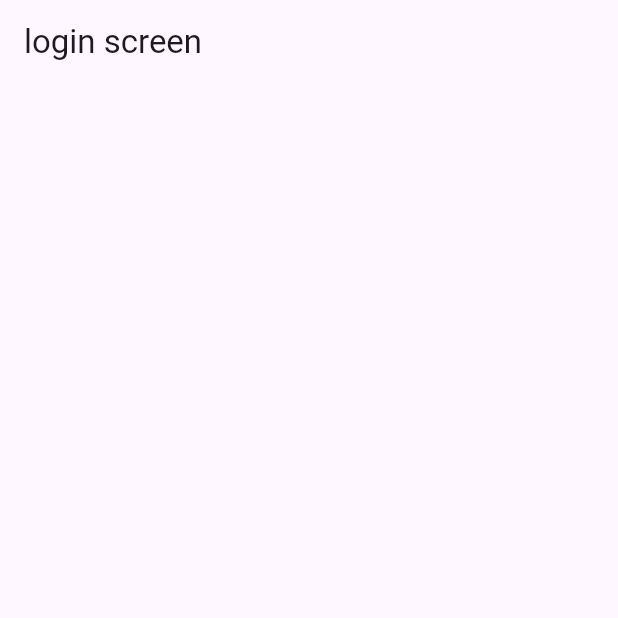
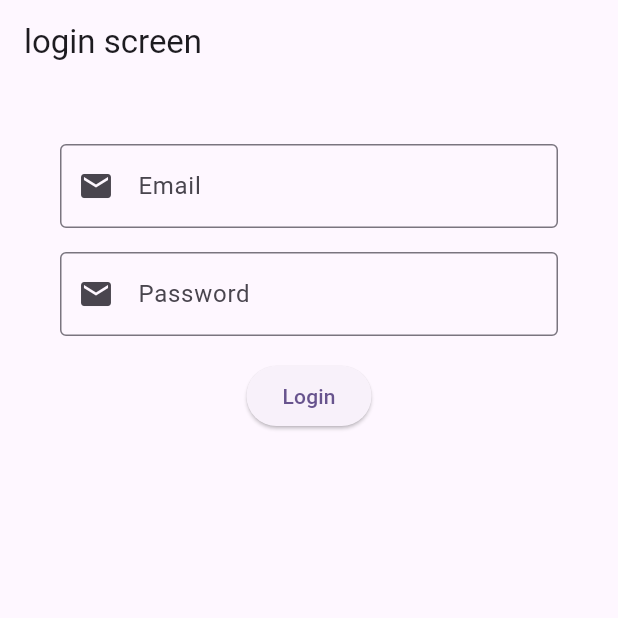
Before and after one commit to rorosana/trip_mate, a Flutter app: the screen it shows after launch, on a phone screen of 412 x 824 dp, the top half of it. Run offline on Flutter 3.47's test engine with Material 3 defaults, Android fonts, the light colour scheme and no system bars.

Commit message:
🧑‍💻 theme and type

```diff
--- a/lib/auth/screens/login_screen.dart
+++ b/lib/auth/screens/login_screen.dart
@@ -1,16 +1,54 @@
 import 'package:flutter/material.dart';
 
 class LoginScreen extends StatefulWidget {
+  const LoginScreen({super.key});
+
   @override
-  _LoginScreenState createState() => _LoginScreenState();
+  LoginScreenState createState() => LoginScreenState();
 }
 
-class _LoginScreenState extends State<LoginScreen> {
+class LoginScreenState extends State<LoginScreen> {
   @override
   Widget build(BuildContext context) {
+    final TextEditingController emailController = TextEditingController();
+    final TextEditingController pwdController = TextEditingController();
+
     return Scaffold(
         appBar: AppBar(
-      title: const Text('login screen'),
-    ));
+          title: const Text('login screen'),
+        ),
+        body: Center(
+          child: Padding(
+            padding: const EdgeInsets.all(40),
+            child: Column(
+              children: [
+                TextField(
+                  controller: emailController,
+                  decoration: const InputDecoration(
+                    border: OutlineInputBorder(),
+                    prefixIcon: Icon(Icons.email),
+                    hintText: 'Enter your email',
+                    labelText: 'Email',
+                  ),
+                ),
+                const SizedBox(height: 16),
+                TextField(
+                  controller: pwdController,
+                  decoration: const InputDecoration(
+                    border: OutlineInputBorder(),
+                    prefixIcon: Icon(Icons.email),
+                    hintText: 'Enter your password',
+                    labelText: 'Password',
+                  ),
+                ),
+                const SizedBox(height: 16),
+                ElevatedButton(
+                  onPressed: (() {}),
+                  child: const Text('Login'),
+                ),
+              ],
+            ),
+          ),
+        ));
   }
 }
```
Also changed, not shown: 2 other files.
